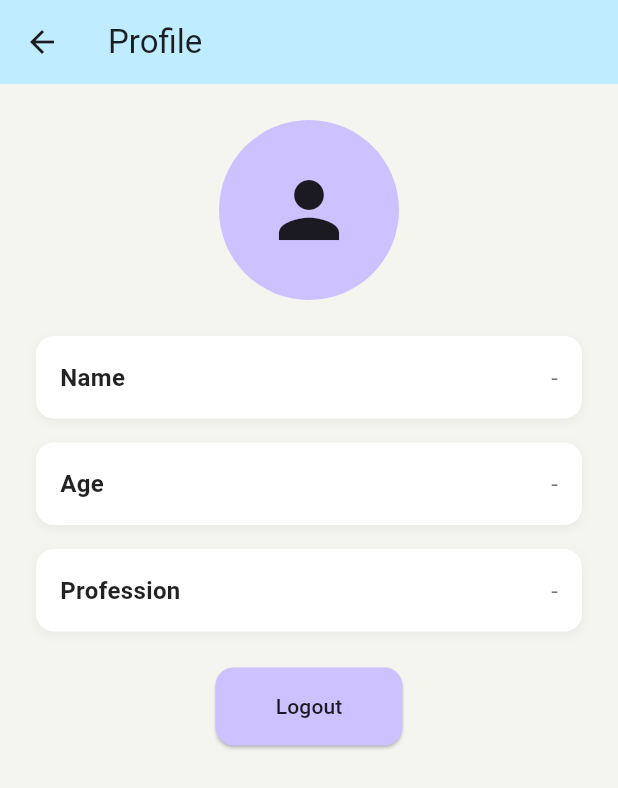
After one commit to todo-app-mobile-programming-iuc/frontend, a Flutter app: the HomePage screen opened directly, after a tap on the "person" icon, on a phone screen of 412 x 824 dp. The commit adds this screen. Shown: the top 788 px of the screen. Run offline on Flutter 3.47's test engine with Material 3 defaults, Android fonts, the light colour scheme and no system bars; our stand-ins replace image_picker.

Commit message:
init profile page

```diff
--- a/lib/screens/home_page.dart
+++ b/lib/screens/home_page.dart
@@ -3,6 +3,7 @@ import '../models/task_list.dart';
 import '../models/category.dart';
 import 'todo_list_page.dart';
 import '../services/storage_service.dart';
+import 'profile_page.dart';
 
 class HomePage extends StatefulWidget {
   @override
@@ -112,7 +113,20 @@ class _HomePageState extends State<HomePage> {
               ),
             ),
           ),
-          SizedBox(width: 48), // Balance for hamburger menu
+          GestureDetector(
+            onTap: () {
+              // Navigate to profile page
+              Navigator.push(
+                context,
+                MaterialPageRoute(builder: (context) => ProfilePage()),
+              );
+            },
+            child: CircleAvatar(
+              radius: 20,
+              backgroundColor: Color(0xFFCDC1FF),
+              child: Icon(Icons.person, color: Colors.black87),
+            ),
+          ),
         ],
       ),
     );
--- /dev/null
+++ b/lib/screens/profile_page.dart
@@ -0,0 +1,94 @@
+import 'package:flutter/material.dart';
+import 'login_page.dart';
+
+class ProfilePage extends StatelessWidget {
+  @override
+  Widget build(BuildContext context) {
+    return Scaffold(
+      backgroundColor: Color(0xFFF5F5F0),
+      appBar: AppBar(
+        backgroundColor: Color(0xFFBFECFF),
+        title: Text('Profile', style: TextStyle(color: Colors.black87)),
+        elevation: 0,
+      ),
+      body: SingleChildScrollView(
+        padding: const EdgeInsets.all(24.0),
+        child: Column(
+          children: [
+            Center(
+              child: CircleAvatar(
+                radius: 60,
+                backgroundColor: Color(0xFFCDC1FF),
+                child: Icon(Icons.person, size: 60, color: Colors.black87),
+              ),
+            ),
+            SizedBox(height: 24),
+            _buildInfoCard('Name', '-'),
+            SizedBox(height: 16),
+            _buildInfoCard('Age', '-'),
+            SizedBox(height: 16),
+            _buildInfoCard('Profession', '-'),
+            SizedBox(height: 24),
+            ElevatedButton(
+              onPressed: () {
+
+                Navigator.of(context).pushAndRemoveUntil(
+                  MaterialPageRoute(builder: (context) => LoginPage()),
+                  (route) => false,
+                );
+              },
+              child: Padding(
+                padding: const EdgeInsets.all(16.0),
+                child: Text('Logout'),
+              ),
+              style: ElevatedButton.styleFrom(
+                backgroundColor: Color(0xFFCDC1FF),
+                foregroundColor: Colors.black87,
+                shape: RoundedRectangleBorder(
+                  borderRadius: BorderRadius.circular(12),
+                ),
+              ),
+            ),
+          ],
+        ),
+      ),
+    );
+  }
+
+  Widget _buildInfoCard(String label, String value) {
+    return Container(
+      padding: EdgeInsets.all(16),
+      decoration: BoxDecoration(
+        color: Colors.white,
+        borderRadius: BorderRadius.circular(12),
+        boxShadow: [
+          BoxShadow(
+            color: Colors.black.withOpacity(0.05),
+            blurRadius: 5,
+            offset: Offset(0, 2),
+          ),
+        ],
+      ),
+      child: Row(
+        children: [
+          Text(
+            label,
+            style: TextStyle(
+              fontSize: 16,
+              fontWeight: FontWeight.bold,
+              color: Colors.black87,
+            ),
+          ),
+          Spacer(),
+          Text(
+            value,
+            style: TextStyle(
+              fontSize: 16,
+              color: Colors.black54,
+            ),
+          ),
+        ],
+      ),
+    );
+  }
+}
--- a/lib/services/storage_service.dart
+++ b/lib/services/storage_service.dart
@@ -2,8 +2,7 @@ import '../models/task_list.dart';
 
 class StorageService {
   static Future<List<TaskList>> getTaskLists() async {
-    // Implement your storage logic here
-    // For now, return an empty list
+
     return [];
   }
 }
```
